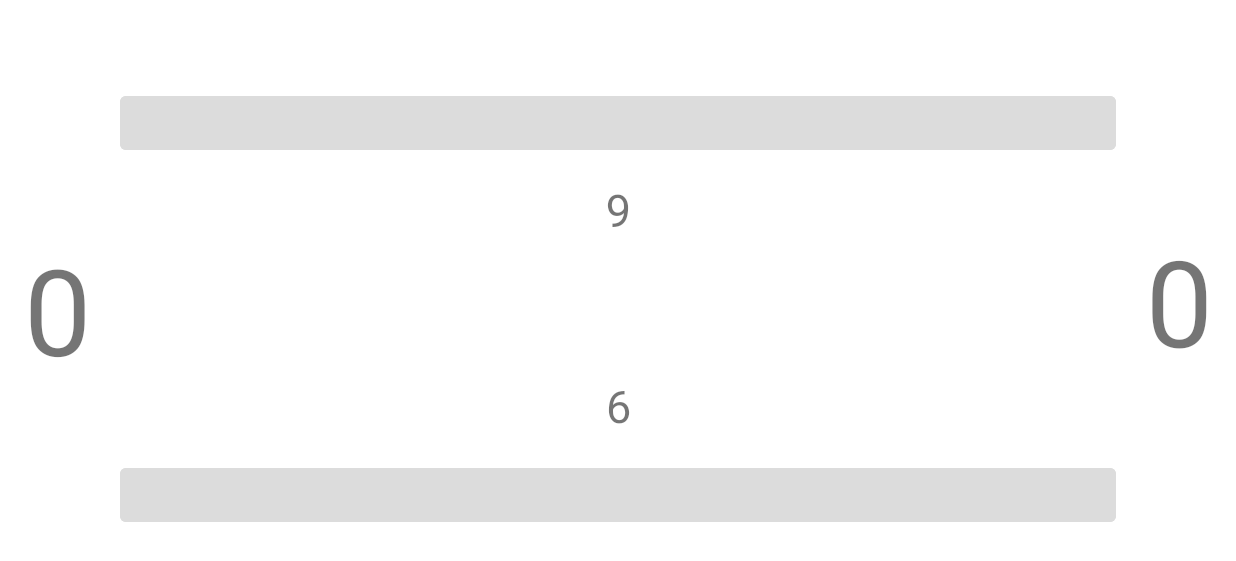
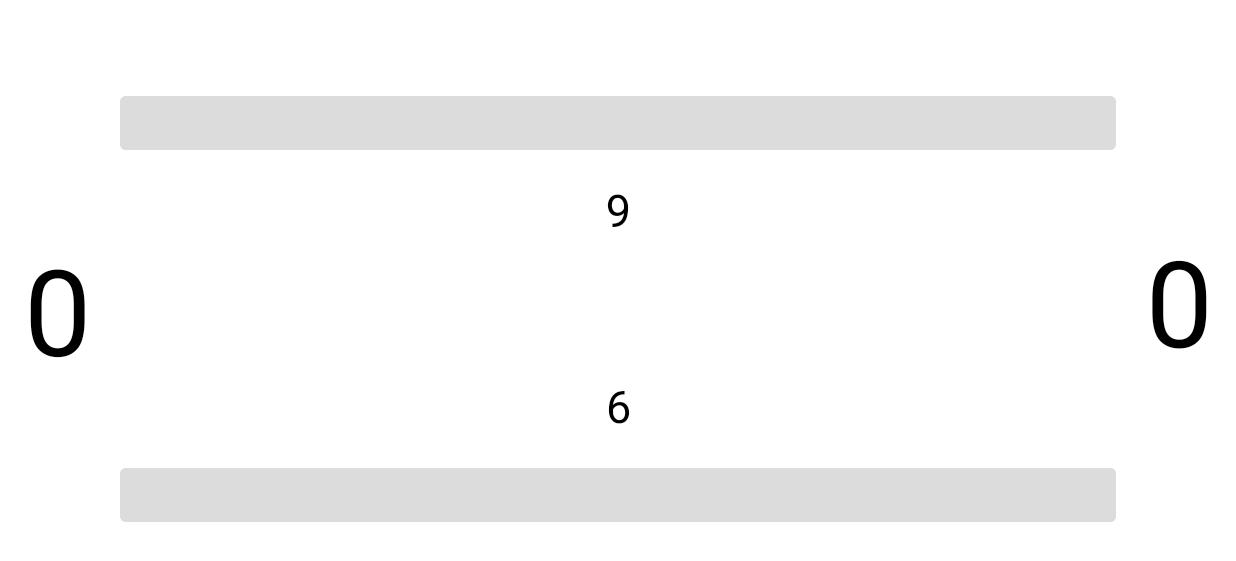
Before and after one commit to Tobias-Glauser/QuestionQuiz, an Android app: the GameActivity screen opened directly, with no data from a screen before it, on a phone screen of 824 x 412 dp (held sideways). Shown: the top 561 px of the screen. Run offline under Robolectric (Android 15) with nearby library versions, the phone set to English and light mode, and no system bars.

Commit message:
Suite refactoring

```diff
--- a/app/src/main/java/com/glautob/questionquiz/GameActivity.java
+++ b/app/src/main/java/com/glautob/questionquiz/GameActivity.java
@@ -133,13 +133,8 @@ public class GameActivity extends AppCompatActivity {
      * @param enable true pour activer, false pour désactiver
      */
     private void setJoueurButtonsEnable(boolean enable) {
-        if (enable) {
-            BT_Joueur1.setEnabled(true);
-            BT_Joueur2.setEnabled(true);
-        } else {
-            BT_Joueur1.setEnabled(false);
-            BT_Joueur2.setEnabled(false);
-        }
+        BT_Joueur1.setEnabled(enable);
+        BT_Joueur2.setEnabled(enable);
     }
 
     /**
@@ -149,6 +144,11 @@ public class GameActivity extends AppCompatActivity {
         handler = new Handler();
 
         questionRunnable = new Runnable() {
+            /**
+             * Itérateur de questions
+             * s'il reste des questions, affiche la question suivante
+             * sinon stop le jeux et affiche le résultat et le menu
+             */
             @Override
             public void run() {
                 if (!questionManager.questionsLeft()) {
@@ -173,6 +173,11 @@ public class GameActivity extends AppCompatActivity {
      */
     private void startCountDownTimer() {
         new CountDownTimer(6000, 1000) {
+            /**
+             * A chaque seconde du compte à rebours
+             * Affiche le temps avant le départ à l'utilisateur
+             * @param millisUntilFinished Temps restant
+             */
             public void onTick(long millisUntilFinished) {
                 // Afficher le compteur à l'utilisateur
                 String timeLeft = Long.toString(millisUntilFinished / 1000 + 1);
@@ -180,6 +185,11 @@ public class GameActivity extends AppCompatActivity {
                 TV_Question_Joueur2.setText(timeLeft);
             }
 
+            /**
+             * Au fin du compte à rebours
+             * Affiche le départ à l'utilisateur
+             * et démarre l'itérateur de questions
+             */
             public void onFinish() {
                 // Afficher le départ à l'utilisateur
                 TV_Question_Joueur1.setText(R.string.game_lancement_jeu);
@@ -206,7 +216,6 @@ public class GameActivity extends AppCompatActivity {
         TV_PointsJoueur2.setText("0");
         TV_Question_Joueur1.setText("");
         TV_Question_Joueur2.setText("");
-//        TV_Coutdown.setText("7");
         Layout_MenuButtons.setVisibility(View.INVISIBLE);
         setJoueurButtonsEnable(false);
     }
@@ -217,11 +226,8 @@ public class GameActivity extends AppCompatActivity {
     private void setPlayersName() {
         Intent gameActivity = getIntent();
 
-        String joueur1 = gameActivity.getStringExtra("nom_joueur1");
-        String joueur2 = gameActivity.getStringExtra("nom_joueur2");
-
-        TV_Joueur1.setText(joueur1);
-        TV_Joueur2.setText(joueur2);
+        TV_Joueur1.setText(gameActivity.getStringExtra("nom_joueur1"));
+        TV_Joueur2.setText(gameActivity.getStringExtra("nom_joueur2"));
     }
 
     /**
@@ -248,8 +254,8 @@ public class GameActivity extends AppCompatActivity {
         setPlayersName();
         questionManager = new QuestionManager(this);
 
+        // Récupération des préférences
         // https://www.tutorialspoint.com/android/android_shared_preferences.htm
-        // Récupération des préférences
         SharedPreferences sharedPref = getSharedPreferences(this.getPackageName() + "_preferences", Context.MODE_PRIVATE);
         // Récupération de la vitesse des questions
         questionSpeed = sharedPref.getInt("questionSpeed", 2000);
--- a/app/src/main/java/com/glautob/questionquiz/MainActivity.java
+++ b/app/src/main/java/com/glautob/questionquiz/MainActivity.java
@@ -119,7 +119,6 @@ public class MainActivity extends AppCompatActivity {
 
     /**
      * Création du menu
-     *
      * @param menu le menu à créer
      * @return true
      */
@@ -131,7 +130,6 @@ public class MainActivity extends AppCompatActivity {
 
     /**
      * Gère les actions à effectuer lors du clic sur un item du menu
-     *
      * @param item l'item du menu sur lequel on a cliqué
      * @return true si l'action a été traitée, false sinon
      */
--- a/app/src/main/java/com/glautob/questionquiz/SettingsActivity.java
+++ b/app/src/main/java/com/glautob/questionquiz/SettingsActivity.java
@@ -121,7 +121,7 @@ public class SettingsActivity extends AppCompatActivity {
                     // Ajoute la question à la DB
                     Question question = new Question(ET_Question.getText().toString(), CB_Response.isChecked() ? 1 : 0);
                     QuestionManager questionManager = new QuestionManager(SettingsActivity.this);
-                    questionManager.addQuestion(question, SettingsActivity.this);
+                    questionManager.addQuestionInDB(question, SettingsActivity.this);
 
                     // Réinitialise les champs
                     ET_Question.setText("");
--- a/app/src/main/res/layout/activity_game.xml
+++ b/app/src/main/res/layout/activity_game.xml
@@ -33,9 +33,9 @@
         android:layout_width="wrap_content"
         android:layout_height="wrap_content"
         android:layout_marginHorizontal="@dimen/global_margin"
-        android:layout_marginStart="16dp"
+        android:layout_marginStart="@dimen/game_score_margin"
         android:paddingVertical="@dimen/global_margin"
-        android:text="0"
+        android:text="@string/game_0_score"
         android:textSize="@dimen/game_score_size"
         app:layout_constraintBottom_toBottomOf="parent"
         app:layout_constraintStart_toStartOf="parent"
@@ -48,7 +48,7 @@
         android:layout_marginHorizontal="@dimen/global_margin"
         android:paddingVertical="@dimen/global_margin"
         android:rotation="180"
-        android:text="0"
+        android:text="@string/game_0_score"
         android:textSize="@dimen/game_score_size"
         app:layout_constraintBottom_toBottomOf="parent"
         app:layout_constraintEnd_toEndOf="parent"
@@ -71,7 +71,7 @@
         android:layout_marginHorizontal="@dimen/global_margin"
         android:paddingVertical="@dimen/global_margin"
         android:rotation="180"
-        android:textSize="30sp"
+        android:textSize="@dimen/game_question_title"
         app:layout_constraintEnd_toEndOf="parent"
         app:layout_constraintStart_toStartOf="parent"
         app:layout_constraintTop_toBottomOf="@+id/game_joueur2_bt" />
@@ -82,7 +82,7 @@
         android:layout_height="wrap_content"
         android:layout_marginHorizontal="@dimen/global_margin"
         android:paddingVertical="@dimen/global_margin"
-        android:textSize="30sp"
+        android:textSize="@dimen/game_question_title"
         app:layout_constraintBottom_toTopOf="@+id/game_joueur1_bt"
         app:layout_constraintEnd_toEndOf="parent"
         app:layout_constraintStart_toStartOf="parent" />
--- a/app/src/main/res/layout/activity_main.xml
+++ b/app/src/main/res/layout/activity_main.xml
@@ -83,7 +83,7 @@
     <RelativeLayout
         android:layout_width="match_parent"
         android:layout_height="wrap_content"
-        android:layout_marginTop="20dp">
+        android:layout_marginTop="@dimen/main_layout_margin">
 
         <Button
             android:id="@+id/main_start_bt"
@@ -92,8 +92,7 @@
             android:layout_height="wrap_content"
             android:layout_alignParentTop="true"
             android:layout_alignParentEnd="true"
-            android:layout_marginEnd="28dp"
-            android:layout_marginBottom="278dp"
+            android:layout_marginEnd="@dimen/main_start_margin"
             android:text="@string/main_start_bt" />
 
     </RelativeLayout>
--- a/app/src/main/res/layout/activity_settings.xml
+++ b/app/src/main/res/layout/activity_settings.xml
@@ -28,9 +28,8 @@
             android:layout_width="wrap_content"
             android:layout_height="wrap_content"
             android:layout_marginHorizontal="@dimen/global_margin"
-            android:layout_marginTop="30dp"
+            android:layout_marginTop="@dimen/settings_title_margin_top"
             android:text="@string/settings_vitese_defilement"
-            android:textColor="@color/black"
             android:textSize="@dimen/editText_size" />
 
         <com.google.android.material.slider.Slider
@@ -52,7 +51,6 @@
             android:layout_height="wrap_content"
             android:layout_margin="@dimen/global_margin"
             android:text="@string/settings_add_question"
-            android:textColor="@color/black"
             android:textSize="@dimen/editText_size" />
 
         <LinearLayout
@@ -65,7 +63,7 @@
                 style="@style/Widget.QuestionQuiz.TextInputLayout.Joueurs"
                 android:layout_width="match_parent"
                 android:layout_height="wrap_content"
-                android:layout_marginLeft="40dp"
+                android:layout_marginLeft="@dimen/setttings_double_indent_margin"
                 android:layout_marginRight="@dimen/global_margin"
                 android:layout_marginBottom="@dimen/global_margin"
                 android:hint="@string/settings_add_question_hint">
--- a/app/src/main/res/values-night/themes.xml
+++ b/app/src/main/res/values-night/themes.xml
@@ -2,15 +2,16 @@
     <!-- Base application theme. -->
     <style name="Theme.QuestionQuiz" parent="Theme.MaterialComponents.DayNight.NoActionBar">
         <!-- Primary brand color. -->
-        <item name="colorPrimary">@color/purple_200</item>
-        <item name="colorPrimaryVariant">@color/purple_700</item>
-        <item name="colorOnPrimary">@color/black</item>
+        <item name="colorPrimary">@color/colorPrimary</item>
+        <item name="colorPrimaryVariant">@color/colorPrimaryDark</item>
+        <item name="colorOnPrimary">@color/white</item>
         <!-- Secondary brand color. -->
-        <item name="colorSecondary">@color/teal_200</item>
-        <item name="colorSecondaryVariant">@color/teal_200</item>
-        <item name="colorOnSecondary">@color/black</item>
+        <item name="colorSecondary">@color/colorPrimary</item>
+        <item name="colorSecondaryVariant">@color/teal_700</item>
+        <item name="colorOnSecondary">@color/white</item>
         <!-- Status bar color. -->
-        <item name="android:statusBarColor">?attr/colorPrimaryVariant</item>
+        <item name="android:statusBarColor">@color/colorPrimary</item>
         <!-- Customize your theme here. -->
+        <item name="android:textColor">@color/white</item>
     </style>
 </resources>
--- a/app/src/main/res/values/dimen.xml
+++ b/app/src/main/res/values/dimen.xml
@@ -11,4 +11,10 @@
     <dimen name="game_joueur_text_size">20sp</dimen>
     <dimen name="game_countdown_width">20dp</dimen>
     <dimen name="settings_ident">40dp</dimen>
+    <dimen name="game_score_margin">16dp</dimen>
+    <dimen name="game_question_title">30sp</dimen>
+    <dimen name="main_layout_margin">20dp</dimen>
+    <dimen name="main_start_margin">28dp</dimen>
+    <dimen name="settings_title_margin_top">30dp</dimen>
+    <dimen name="setttings_double_indent_margin">40dp</dimen>
 </resources>
--- a/app/src/main/res/values/strings.xml
+++ b/app/src/main/res/values/strings.xml
@@ -14,7 +14,7 @@
     <string name="main_start_bt">Start</string>
     <string name="game_lancement_jeu">Partez !</string>
     <string name="game_fin_jeu">Fin de la partie</string>
-    <string name="about_presentation_text">Application créée dans le cadre de l\'atelier 33 android \nAuteur : Tobias Glauser \nVersion : </string>
+    <string name="about_presentation_text">"Application créée dans le cadre de l\'atelier 33 android \nAuteur : Tobias Glauser \nVersion : "</string>
     <string name="about_validation">OK</string>
     <string name="about_title">A propos de l\'application</string>
     <string name="settings_title_text">Paramètres</string>
@@ -24,6 +24,7 @@
     <string name="settings_add_question_answer">Vrai</string>
     <string name="settings_add_question_bt">Ajouter la question</string>
     <string name="settins_close">Fermer</string>
-    <string name="game_msg_winner">\" a gagné !\"</string>
+    <string name="game_msg_winner">" a gagné !"</string>
     <string name="game_msg_equality">Egalité !</string>
+    <string name="game_0_score">0</string>
 </resources>
--- a/app/src/main/res/values/themes.xml
+++ b/app/src/main/res/values/themes.xml
@@ -12,5 +12,6 @@
         <!-- Status bar color. -->
         <item name="android:statusBarColor">@color/colorPrimary</item>
         <!-- Customize your theme here. -->
+        <item name="android:textColor">@color/black</item>
     </style>
 </resources>
```
Also changed, not shown: app/src/main/java/com/glautob/questionquiz/Controllers/QuestionManager.java (+3 -37 lines).
